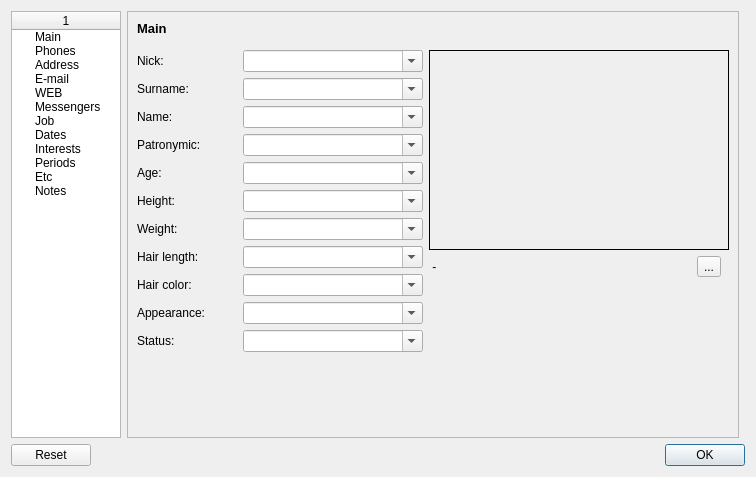
This is Forms/CEditor.ui in skynowa/xxxdb as Qt 5 draws it before an edit. The edited form follows.
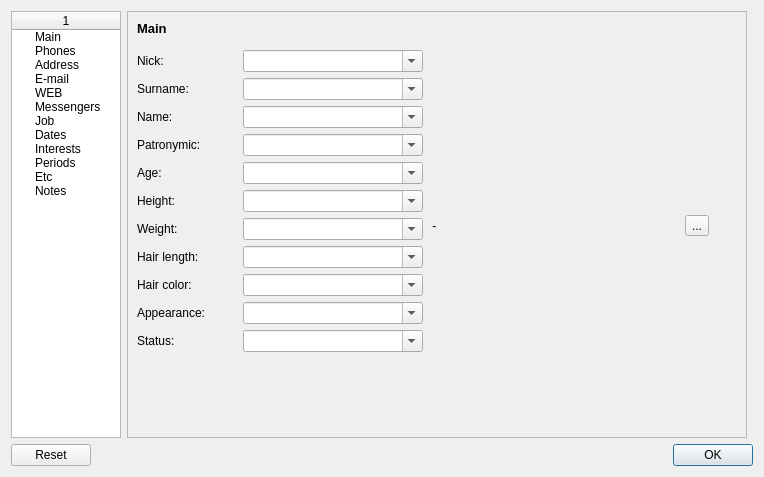
This is the edited form. Icons and pictures are not drawn. Custom widgets are drawn as their Qt base class.

Commit message: ADD: CDbImage widget, try to use it

```diff
--- a/Forms/CEditor.ui
+++ b/Forms/CEditor.ui
@@ -6,7 +6,7 @@
    <rect>
     <x>0</x>
     <y>0</y>
-    <width>732</width>
+    <width>764</width>
     <height>477</height>
    </rect>
   </property>
@@ -122,7 +122,7 @@
      </property>
      <widget class="QWidget" name="tabwGroupsDetailPage1">
       <layout class="QGridLayout" name="gridLayout_13">
-       <item row="2" column="0" rowspan="3" colspan="2">
+       <item row="2" column="0" rowspan="2" colspan="2">
         <layout class="QGridLayout" name="gridLayout_11">
          <item row="6" column="0">
           <widget class="QLabel" name="label_7">
@@ -742,57 +742,17 @@
           </widget>
          </item>
          <item row="0" column="0" colspan="2">
-          <widget class="QLabel" name="lblPhoto">
-           <property name="sizePolicy">
-            <sizepolicy hsizetype="Fixed" vsizetype="Fixed">
-             <horstretch>0</horstretch>
-             <verstretch>0</verstretch>
-            </sizepolicy>
+          <widget class="CDbImage" name="cDbImage">
+           <property name="toolTip">
+            <string>CDbImage</string>
            </property>
-           <property name="minimumSize">
-            <size>
-             <width>300</width>
-             <height>200</height>
-            </size>
-           </property>
-           <property name="maximumSize">
-            <size>
-             <width>300</width>
-             <height>200</height>
-            </size>
-           </property>
-           <property name="frameShape">
-            <enum>QFrame::Box</enum>
-           </property>
-           <property name="frameShadow">
-            <enum>QFrame::Plain</enum>
-           </property>
-           <property name="text">
-            <string/>
-           </property>
-           <property name="alignment">
-            <set>Qt::AlignCenter</set>
-           </property>
-           <property name="margin">
-            <number>4</number>
+           <property name="whatsThis">
+            <string>CDbImage</string>
            </property>
           </widget>
          </item>
         </layout>
        </item>
-       <item row="3" column="2">
-        <spacer name="verticalSpacer_5">
-         <property name="orientation">
-          <enum>Qt::Vertical</enum>
-         </property>
-         <property name="sizeHint" stdset="0">
-          <size>
-           <width>20</width>
-           <height>117</height>
-          </size>
-         </property>
-        </spacer>
-       </item>
        <item row="1" column="0">
         <spacer name="verticalSpacer_3">
          <property name="orientation">
@@ -3085,6 +3045,13 @@
    </item>
   </layout>
  </widget>
+ <customwidgets>
+  <customwidget>
+   <class>CDbImage</class>
+   <extends>QLabel</extends>
+   <header location="global">CDbImage/CDbImage.h</header>
+  </customwidget>
+ </customwidgets>
  <tabstops>
   <tabstop>twGroups</tabstop>
   <tabstop>cboNick</tabstop>
```
The commit also changes 13 other files.
